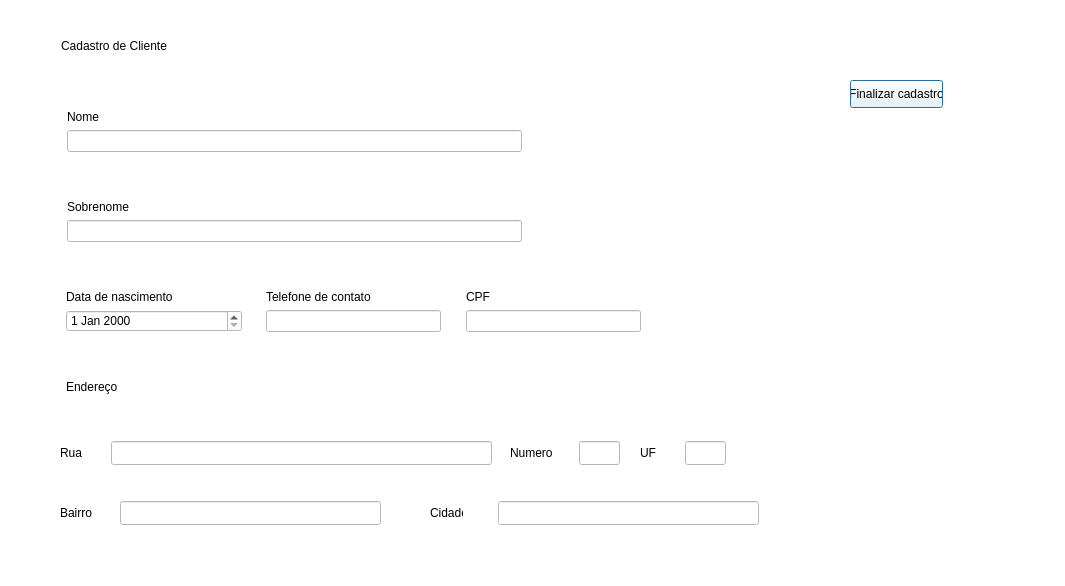
Qt form src/view/CadastroClienteView.ui (juliaborgess18/farmacia-les) before a commit.
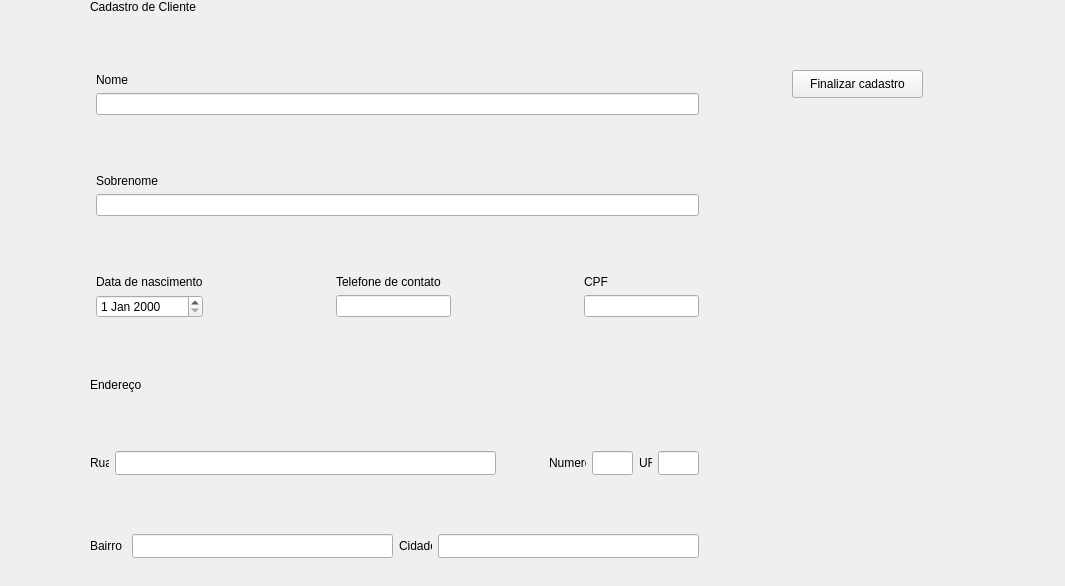
The same form after that commit.

Commit message: Refatoracao do CadastroClienteController e do CadastroProdutoController, Padronizacao do tamanho das telas internas

```diff
--- a/src/view/CadastroClienteView.ui
+++ b/src/view/CadastroClienteView.ui
@@ -1,10 +1,7 @@
 <?xml version="1.0" encoding="UTF-8"?>
 <ui version="4.0">
- <class>Dialog</class>
- <widget class="QDialog" name="Dialog">
-  <property name="windowModality">
-   <enum>Qt::NonModal</enum>
-  </property>
+ <class>Form</class>
+ <widget class="QWidget" name="Form">
   <property name="geometry">
    <rect>
     <x>0</x>
@@ -14,26 +11,33 @@
    </rect>
   </property>
   <property name="windowTitle">
-   <string>Dialog</string>
+   <string>Form</string>
   </property>
-  <property name="styleSheet">
-   <string notr="true">background-color: rgb(255, 255, 255);</string>
-  </property>
-  <property name="sizeGripEnabled">
-   <bool>false</bool>
-  </property>
-  <property name="modal">
-   <bool>false</bool>
-  </property>
+  <widget class="QPushButton" name="pushButton">
+   <property name="geometry">
+    <rect>
+     <x>792</x>
+     <y>70</y>
+     <width>131</width>
+     <height>28</height>
+    </rect>
+   </property>
+   <property name="text">
+    <string>Finalizar cadastro</string>
+   </property>
+  </widget>
+  <widget class="QWidget" name="layoutWidget">
+   <property name="geometry">
+    <rect>
+     <x>90</x>
+     <y>0</y>
+     <width>609</width>
+     <height>558</height>
+    </rect>
+   </property>
+   <layout class="QVBoxLayout" name="verticalLayout">
+    <item>
   <widget class="QLabel" name="label">
-   <property name="geometry">
-    <rect>
-     <x>61</x>
-     <y>20</y>
-     <width>341</width>
-     <height>51</height>
-    </rect>
-   </property>
    <property name="styleSheet">
     <string notr="true">font: 75 24pt &quot;Segoe UI&quot;;</string>
    </property>
@@ -41,15 +45,21 @@
     <string>Cadastro de Cliente</string>
    </property>
   </widget>
-  <widget class="QWidget" name="formLayoutWidget">
-   <property name="geometry">
-    <rect>
-     <x>61</x>
-     <y>110</y>
-     <width>461</width>
-     <height>61</height>
-    </rect>
-   </property>
+    </item>
+    <item>
+     <spacer name="verticalSpacer">
+      <property name="orientation">
+       <enum>Qt::Vertical</enum>
+      </property>
+      <property name="sizeHint" stdset="0">
+       <size>
+        <width>20</width>
+        <height>40</height>
+       </size>
+      </property>
+     </spacer>
+    </item>
+    <item>
    <layout class="QFormLayout" name="formLayout">
     <item row="0" column="1">
      <widget class="QLabel" name="label_2">
@@ -65,17 +75,25 @@
      <widget class="QLineEdit" name="input_nome"/>
     </item>
    </layout>
-  </widget>
-  <widget class="QWidget" name="formLayoutWidget_2">
-   <property name="geometry">
-    <rect>
-     <x>61</x>
-     <y>200</y>
-     <width>461</width>
-     <height>61</height>
-    </rect>
-   </property>
+    </item>
+    <item>
+     <spacer name="verticalSpacer_2">
+      <property name="orientation">
+       <enum>Qt::Vertical</enum>
+      </property>
+      <property name="sizeHint" stdset="0">
+       <size>
+        <width>20</width>
+        <height>40</height>
+       </size>
+      </property>
+     </spacer>
+    </item>
+    <item>
    <layout class="QFormLayout" name="formLayout_2">
+      <item row="1" column="1">
+       <widget class="QLineEdit" name="input_sobrenome"/>
+      </item>
     <item row="0" column="1">
      <widget class="QLabel" name="label_3">
       <property name="styleSheet">
@@ -86,20 +104,24 @@
       </property>
      </widget>
     </item>
-    <item row="1" column="1">
-     <widget class="QLineEdit" name="input_sobrenome"/>
-    </item>
-   </layout>
-  </widget>
-  <widget class="QWidget" name="formLayoutWidget_3">
-   <property name="geometry">
-    <rect>
-     <x>60</x>
-     <y>290</y>
-     <width>182</width>
-     <height>59</height>
-    </rect>
-   </property>
+     </layout>
+    </item>
+    <item>
+     <spacer name="verticalSpacer_4">
+      <property name="orientation">
+       <enum>Qt::Vertical</enum>
+      </property>
+      <property name="sizeHint" stdset="0">
+       <size>
+        <width>20</width>
+        <height>40</height>
+       </size>
+      </property>
+     </spacer>
+    </item>
+    <item>
+     <layout class="QHBoxLayout" name="horizontalLayout_6">
+      <item>
    <layout class="QFormLayout" name="formLayout_3">
     <item row="0" column="1">
      <widget class="QLabel" name="label_4">
@@ -115,16 +137,21 @@
      <widget class="QDateEdit" name="input_date"/>
     </item>
    </layout>
-  </widget>
-  <widget class="QWidget" name="formLayoutWidget_4">
-   <property name="geometry">
-    <rect>
-     <x>260</x>
-     <y>290</y>
-     <width>181</width>
-     <height>61</height>
-    </rect>
-   </property>
+      </item>
+      <item>
+       <spacer name="horizontalSpacer_4">
+        <property name="orientation">
+         <enum>Qt::Horizontal</enum>
+        </property>
+        <property name="sizeHint" stdset="0">
+         <size>
+          <width>13</width>
+          <height>20</height>
+         </size>
+        </property>
+       </spacer>
+      </item>
+      <item>
    <layout class="QFormLayout" name="formLayout_4">
     <item row="1" column="1">
      <widget class="QLineEdit" name="input_telefone"/>
@@ -140,16 +167,21 @@
      </widget>
     </item>
    </layout>
-  </widget>
-  <widget class="QWidget" name="formLayoutWidget_5">
-   <property name="geometry">
-    <rect>
-     <x>460</x>
-     <y>290</y>
-     <width>181</width>
-     <height>61</height>
-    </rect>
-   </property>
+      </item>
+      <item>
+       <spacer name="horizontalSpacer_5">
+        <property name="orientation">
+         <enum>Qt::Horizontal</enum>
+        </property>
+        <property name="sizeHint" stdset="0">
+         <size>
+          <width>13</width>
+          <height>20</height>
+         </size>
+        </property>
+       </spacer>
+      </item>
+      <item>
    <layout class="QFormLayout" name="formLayout_5">
     <item row="0" column="1">
      <widget class="QLabel" name="label_6">
@@ -165,18 +197,23 @@
      <widget class="QLineEdit" name="input_cpf"/>
     </item>
    </layout>
-  </widget>
-  <widget class="QWidget" name="formLayoutWidget_6">
-   <property name="geometry">
-    <rect>
-     <x>60</x>
-     <y>380</y>
-     <width>92</width>
-     <height>30</height>
-    </rect>
-   </property>
-   <layout class="QFormLayout" name="formLayout_6">
-    <item row="0" column="1">
+      </item>
+     </layout>
+    </item>
+    <item>
+     <spacer name="verticalSpacer_3">
+      <property name="orientation">
+       <enum>Qt::Vertical</enum>
+      </property>
+      <property name="sizeHint" stdset="0">
+       <size>
+        <width>20</width>
+        <height>40</height>
+       </size>
+      </property>
+     </spacer>
+    </item>
+    <item>
      <widget class="QLabel" name="label_7">
       <property name="styleSheet">
        <string notr="true">font: 12pt &quot;Segoe UI&quot;;</string>
@@ -186,52 +223,43 @@
       </property>
      </widget>
     </item>
-   </layout>
-  </widget>
-  <widget class="QPushButton" name="pushButton">
-   <property name="geometry">
-    <rect>
-     <x>850</x>
-     <y>80</y>
-     <width>93</width>
-     <height>28</height>
-    </rect>
-   </property>
-   <property name="text">
-    <string>Finalizar cadastro</string>
-   </property>
-  </widget>
-  <widget class="QWidget" name="">
-   <property name="geometry">
-    <rect>
-     <x>60</x>
-     <y>440</y>
-     <width>432</width>
-     <height>26</height>
-    </rect>
-   </property>
+    <item>
+     <spacer name="verticalSpacer_5">
+      <property name="orientation">
+       <enum>Qt::Vertical</enum>
+      </property>
+      <property name="sizeHint" stdset="0">
+       <size>
+        <width>20</width>
+        <height>40</height>
+       </size>
+      </property>
+     </spacer>
+    </item>
+    <item>
+     <layout class="QHBoxLayout" name="horizontalLayout_7">
+      <item>
    <layout class="QHBoxLayout" name="horizontalLayout">
     <item>
      <widget class="QLabel" name="label_8">
+          <property name="minimumSize">
+           <size>
+            <width>19</width>
+            <height>24</height>
+           </size>
+          </property>
+          <property name="maximumSize">
+           <size>
+            <width>19</width>
+            <height>24</height>
+           </size>
+          </property>
       <property name="text">
        <string>Rua</string>
       </property>
      </widget>
     </item>
-    <item>
-     <spacer name="horizontalSpacer_3">
-      <property name="orientation">
-       <enum>Qt::Horizontal</enum>
-      </property>
-      <property name="sizeHint" stdset="0">
-       <size>
-        <width>18</width>
-        <height>20</height>
-       </size>
-      </property>
-     </spacer>
-    </item>
-    <item>
+        <item alignment="Qt::AlignLeft">
      <widget class="QLineEdit" name="input_rua">
       <property name="minimumSize">
        <size>
@@ -248,37 +276,28 @@
      </widget>
     </item>
    </layout>
-  </widget>
-  <widget class="QWidget" name="">
-   <property name="geometry">
-    <rect>
-     <x>510</x>
-     <y>440</y>
-     <width>110</width>
-     <height>26</height>
-    </rect>
-   </property>
+      </item>
+      <item>
    <layout class="QHBoxLayout" name="horizontalLayout_3">
     <item>
      <widget class="QLabel" name="label_9">
+          <property name="minimumSize">
+           <size>
+            <width>37</width>
+            <height>24</height>
+           </size>
+          </property>
+          <property name="maximumSize">
+           <size>
+            <width>37</width>
+            <height>24</height>
+           </size>
+          </property>
       <property name="text">
        <string>Numero</string>
       </property>
      </widget>
     </item>
-    <item>
-     <spacer name="horizontalSpacer_6">
-      <property name="orientation">
-       <enum>Qt::Horizontal</enum>
-      </property>
-      <property name="sizeHint" stdset="0">
-       <size>
-        <width>18</width>
-        <height>20</height>
-       </size>
-      </property>
-     </spacer>
-    </item>
     <item>
      <widget class="QLineEdit" name="input_numero">
       <property name="minimumSize">
@@ -296,37 +315,28 @@
      </widget>
     </item>
    </layout>
-  </widget>
-  <widget class="QWidget" name="">
-   <property name="geometry">
-    <rect>
-     <x>640</x>
-     <y>440</y>
-     <width>86</width>
-     <height>26</height>
-    </rect>
-   </property>
+      </item>
+      <item>
    <layout class="QHBoxLayout" name="horizontalLayout_4">
     <item>
      <widget class="QLabel" name="label_12">
+          <property name="minimumSize">
+           <size>
+            <width>13</width>
+            <height>24</height>
+           </size>
+          </property>
+          <property name="maximumSize">
+           <size>
+            <width>13</width>
+            <height>24</height>
+           </size>
+          </property>
       <property name="text">
        <string>UF</string>
       </property>
      </widget>
     </item>
-    <item>
-     <spacer name="horizontalSpacer_7">
-      <property name="orientation">
-       <enum>Qt::Horizontal</enum>
-      </property>
-      <property name="sizeHint" stdset="0">
-       <size>
-        <width>18</width>
-        <height>20</height>
-       </size>
-      </property>
-     </spacer>
-    </item>
     <item>
      <widget class="QLineEdit" name="input_uf">
       <property name="minimumSize">
@@ -344,16 +354,25 @@
      </widget>
     </item>
    </layout>
-  </widget>
-  <widget class="QWidget" name="">
-   <property name="geometry">
-    <rect>
-     <x>60</x>
-     <y>500</y>
-     <width>321</width>
-     <height>26</height>
-    </rect>
-   </property>
+      </item>
+     </layout>
+    </item>
+    <item>
+     <spacer name="verticalSpacer_6">
+      <property name="orientation">
+       <enum>Qt::Vertical</enum>
+      </property>
+      <property name="sizeHint" stdset="0">
+       <size>
+        <width>20</width>
+        <height>13</height>
+       </size>
+      </property>
+     </spacer>
+    </item>
+    <item>
+     <layout class="QHBoxLayout" name="horizontalLayout_8">
+      <item>
    <layout class="QHBoxLayout" name="horizontalLayout_2">
     <item>
      <widget class="QLabel" name="label_10">
@@ -362,19 +381,6 @@
       </property>
      </widget>
     </item>
-    <item>
-     <spacer name="horizontalSpacer_4">
-      <property name="orientation">
-       <enum>Qt::Horizontal</enum>
-      </property>
-      <property name="sizeHint" stdset="0">
-       <size>
-        <width>18</width>
-        <height>20</height>
-       </size>
-      </property>
-     </spacer>
-    </item>
     <item>
      <widget class="QLineEdit" name="input_bairro">
       <property name="minimumSize">
@@ -392,16 +398,8 @@
      </widget>
     </item>
    </layout>
-  </widget>
-  <widget class="QWidget" name="">
-   <property name="geometry">
-    <rect>
-     <x>430</x>
-     <y>500</y>
-     <width>329</width>
-     <height>26</height>
-    </rect>
-   </property>
+      </item>
+      <item>
    <layout class="QHBoxLayout" name="horizontalLayout_5">
     <item>
      <widget class="QLabel" name="label_11">
@@ -422,31 +420,6 @@
       </property>
      </widget>
     </item>
-    <item>
-     <spacer name="horizontalSpacer_5">
-      <property name="minimumSize">
-       <size>
-        <width>21</width>
-        <height>23</height>
-       </size>
-      </property>
-      <property name="maximumSize">
-       <size>
-        <width>21</width>
-        <height>23</height>
-       </size>
-      </property>
-      <property name="orientation">
-       <enum>Qt::Horizontal</enum>
-      </property>
-      <property name="sizeHint" stdset="0">
-       <size>
-        <width>18</width>
-        <height>20</height>
-       </size>
-      </property>
-     </spacer>
-    </item>
     <item>
      <widget class="QLineEdit" name="input_cidade">
       <property name="minimumSize">
@@ -462,6 +435,10 @@
        </size>
       </property>
      </widget>
+        </item>
+       </layout>
+      </item>
+     </layout>
     </item>
    </layout>
   </widget>
```
Lines whose indentation alone changed are shown as unchanged. The commit also changes 4 other files.
